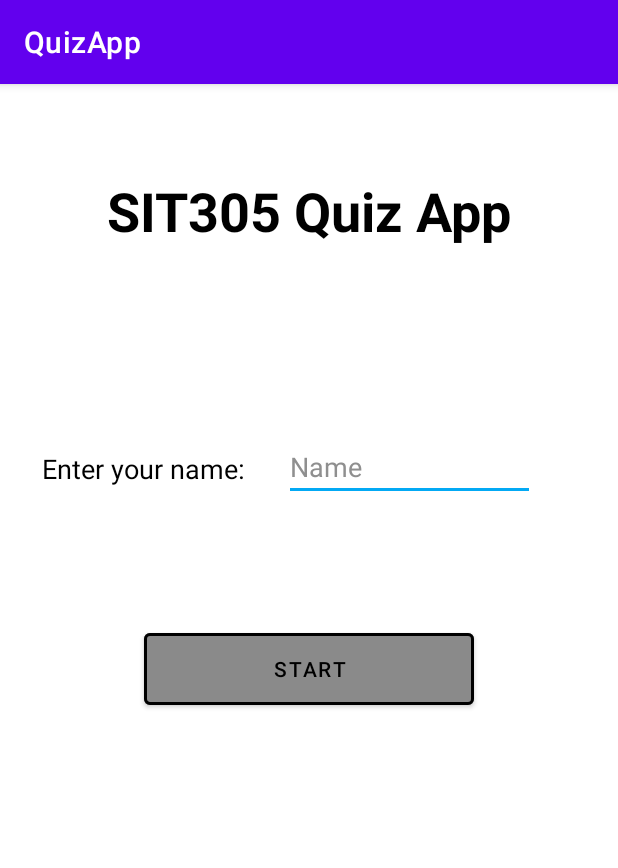
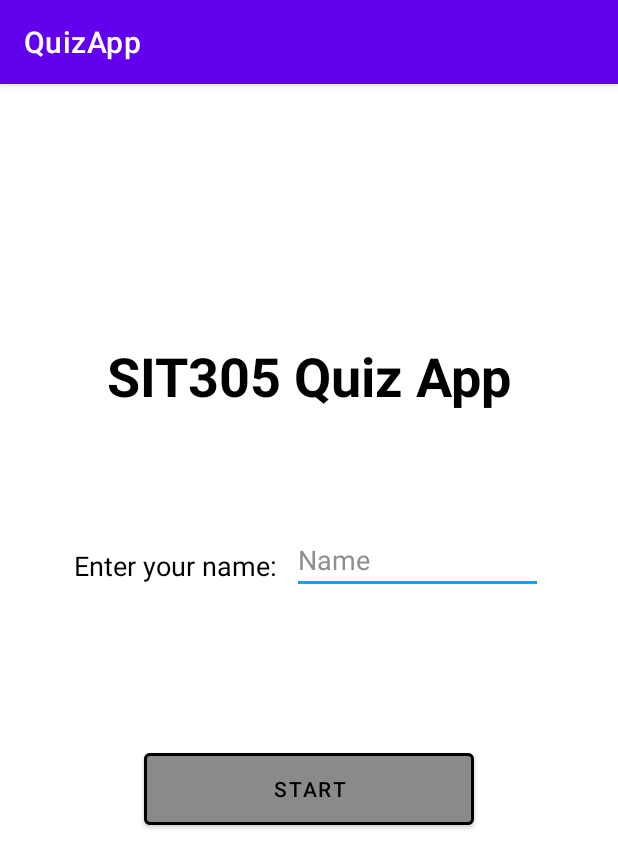
Before and after one commit to jasonandrea/SIT305-Task3.1P, an Android app: the screen it shows after launch (MainActivity), on a phone screen of 412 x 824 dp. Shown: the top 868 px of the screen. Run offline under Robolectric (Android 15) with nearby library versions, the phone set to English and light mode, and no system bars.

Commit message:
Changes: activity_main.xml, activity_question.xml, activity_end.xml - Changed all layouts to LinearLayout

```diff
--- a/app/src/main/res/layout/activity_main.xml
+++ b/app/src/main/res/layout/activity_main.xml
@@ -1,68 +1,64 @@
 <?xml version="1.0" encoding="utf-8"?>
-<androidx.constraintlayout.widget.ConstraintLayout xmlns:android="http://schemas.android.com/apk/res/android"
+<LinearLayout xmlns:android="http://schemas.android.com/apk/res/android"
     xmlns:app="http://schemas.android.com/apk/res-auto"
     xmlns:tools="http://schemas.android.com/tools"
     android:layout_width="match_parent"
     android:layout_height="match_parent"
     android:background="#FFFFFF"
+    android:orientation="vertical"
+    android:gravity="center_horizontal"
     tools:context=".MainActivity">
-
-    <Button
-        android:id="@+id/startQuizButton"
-        android:layout_width="220dp"
-        android:layout_height="60dp"
-        android:layout_marginTop="82dp"
-        android:backgroundTint="#8A8A8A"
-        android:onClick="startQuiz"
-        android:text="@string/startQuizText"
-        android:textColor="#000000"
-        app:layout_constraintEnd_toEndOf="parent"
-        app:layout_constraintStart_toStartOf="parent"
-        app:layout_constraintTop_toBottomOf="@+id/usernameEditText"
-        app:strokeColor="#000000"
-        app:strokeWidth="2dp" />
 
     <TextView
         android:id="@+id/titleTextView"
         android:layout_width="wrap_content"
         android:layout_height="wrap_content"
-        android:layout_marginTop="60dp"
+        android:layout_marginTop="170dp"
         android:text="@string/appTitleText"
         android:textColor="#000000"
         android:textSize="36sp"
-        android:textStyle="bold"
-        app:layout_constraintEnd_toEndOf="parent"
-        app:layout_constraintStart_toStartOf="parent"
-        app:layout_constraintTop_toTopOf="parent" />
+        android:textStyle="bold" />
+
+    <LinearLayout
+        android:layout_width="match_parent"
+        android:layout_height="wrap_content"
+        android:layout_marginTop="80dp"
+        android:orientation="horizontal"
+        android:gravity="center_horizontal">
 
         <TextView
             android:id="@+id/enterNameTextView"
             android:layout_width="wrap_content"
             android:layout_height="wrap_content"
-        android:layout_marginStart="28dp"
-        android:layout_marginTop="135dp"
             android:text="@string/enterNameText"
             android:textColor="#000000"
-        android:textSize="18sp"
-        app:layout_constraintStart_toStartOf="parent"
-        app:layout_constraintTop_toBottomOf="@+id/titleTextView" />
+            android:paddingEnd="10dp"
+            android:textSize="18sp" />
 
         <EditText
             android:id="@+id/usernameEditText"
             android:layout_width="167dp"
             android:layout_height="41dp"
-        android:layout_marginTop="128dp"
-        android:layout_marginEnd="22dp"
             android:backgroundTint="#03A9F4"
             android:ems="10"
             android:hint="@string/usernameHint"
             android:importantForAutofill="no"
             android:inputType="textPersonName"
             android:textColor="#000000"
-        android:textColorHint="#8F8F8F"
-        app:layout_constraintEnd_toEndOf="parent"
-        app:layout_constraintHorizontal_bias="0.433"
-        app:layout_constraintStart_toEndOf="@+id/enterNameTextView"
-        app:layout_constraintTop_toBottomOf="@+id/titleTextView" />
+            android:textColorHint="#8F8F8F" />
 
-</androidx.constraintlayout.widget.ConstraintLayout>
+    </LinearLayout>
+
+    <Button
+        android:id="@+id/startQuizButton"
+        android:layout_width="220dp"
+        android:layout_height="60dp"
+        android:layout_marginTop="100dp"
+        android:backgroundTint="#8A8A8A"
+        android:onClick="startQuiz"
+        android:text="@string/startQuizText"
+        android:textColor="#000000"
+        app:strokeColor="#000000"
+        app:strokeWidth="2dp" />
+
+</LinearLayout>
```
Also changed, not shown: app/src/main/res/layout/activity_end.xml (+36 -32 lines), app/src/main/res/layout/activity_question.xml (+19 -9 lines). Lines whose indentation alone changed are shown as unchanged.
